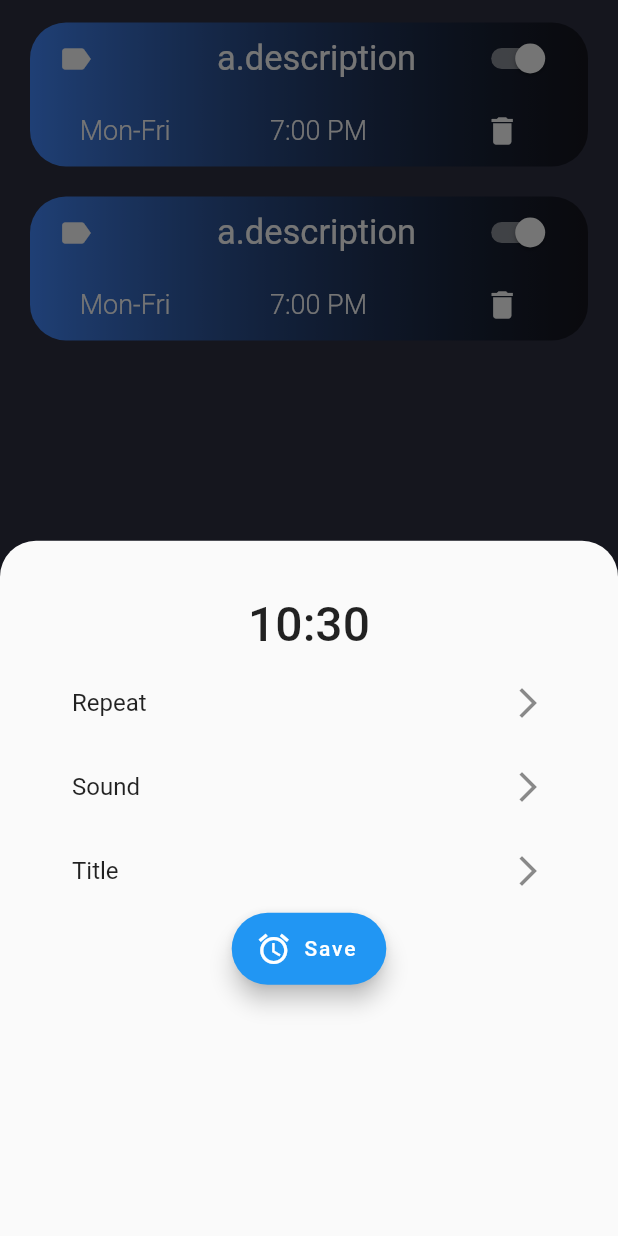
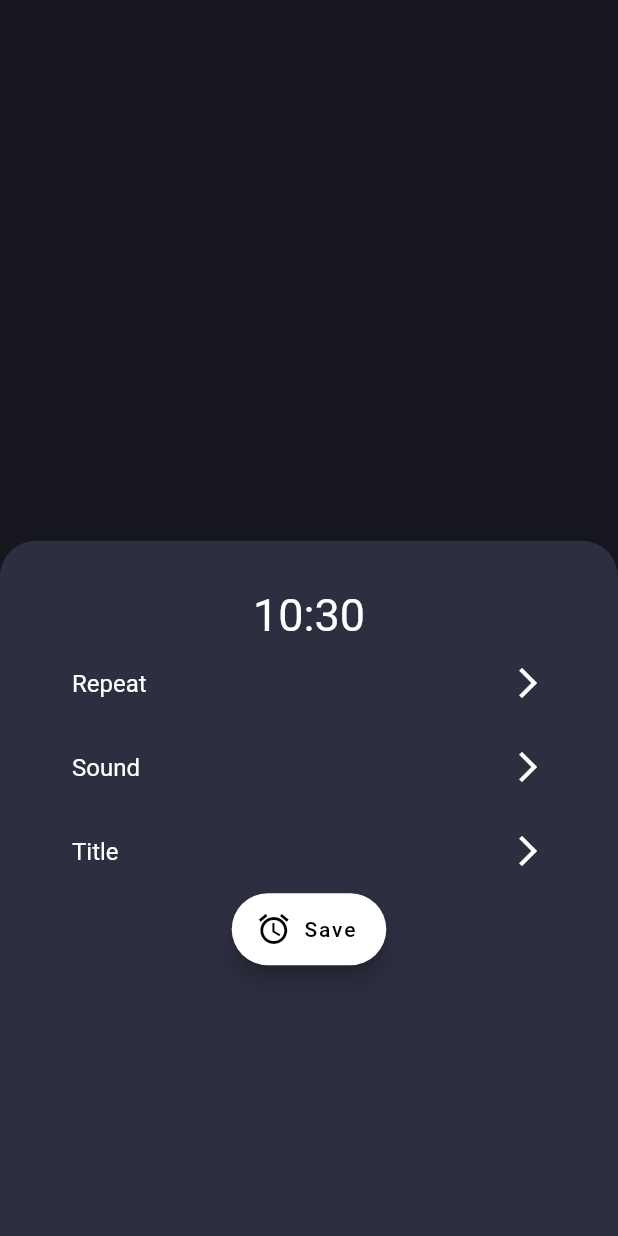
Before and after one commit to SasikaAththanayaka/flutter_alarm_app, a Flutter app: the AlarmScreen screen opened directly, after a tap on the "add" icon, on a phone screen of 412 x 824 dp. Run offline on Flutter 3.47's test engine with Material 2 defaults, Android fonts, the phone set to English and light mode, and no system bars; our stand-ins replace flutter_local_notifications, sqflite; accounts and stored records are empty.

Commit message:
alarm shedule part was done

```diff
--- a/lib/main.dart
+++ b/lib/main.dart
@@ -1,9 +1,13 @@
+import 'package:alarm_app/model/alarm_helper.dart';
+import 'package:alarm_app/model/alarm_info.dart';
 import 'package:alarm_app/screens/home_screen.dart';
 import 'package:flutter/material.dart';
 import 'package:flutter_local_notifications/flutter_local_notifications.dart';
 
 FlutterLocalNotificationsPlugin flutterLocalNotificationsPlugin;
-void main() {
+void main() async {
+  WidgetsFlutterBinding.ensureInitialized();
+
   runApp(MyApp());
 }
 
--- a/lib/model/alarm_helper.dart
+++ b/lib/model/alarm_helper.dart
@@ -1,56 +1,61 @@
 import 'package:alarm_app/model/alarm_info.dart';
 import 'package:sqflite/sqflite.dart';
-
-final String tableName = 'alarm';
-final String columnId = 'id';
-final String columnTitle = 'title';
-final String columnDateTime = 'alarmDateTime';
-final String columnPending = 'isPending';
+import 'package:path/path.dart';
 
 class AlarmHelper {
-  static Database _database;
-  static AlarmHelper _alarmHelper;
-
-  AlarmHelper._createInstance();
-  factory AlarmHelper() {
-    if (_alarmHelper == null) {
-      _alarmHelper = AlarmHelper._createInstance();
-    }
-    return _alarmHelper;
-  }
+  Database _database;
 
   Future<Database> get database async {
-    if (_database == null) {
-      _database = await initializeDataBase();
-    }
+    var dbpath = await getDatabasesPath();
+    const dbName = "alarm.db";
+    final path = join(dbpath, dbName);
+    _database = await openDatabase(path, version: 1, onCreate: _createDB);
+
     return _database;
   }
 
-  Future<Database> initializeDataBase() async {
-    var dir = await getDatabasesPath();
-    var path = dir + "alarm.db";
-
-    var database = await openDatabase(
-      path,
-      version: 1,
-      onCreate: (db, version) {
-        db.execute('''
-          create table $tableName (
-          $columnId integer primary key autoincrement,
-          $columnDateTime text not null,
-          $columnTitle text not null,
-          $columnPending integer)
-        ''');
-      },
-    );
-
-    return database;
+  Future<void> _createDB(Database db, int version) async {
+    await db.execute('''
+      CREATE TABLE alarm(
+        id INTEGER PRIMARY KEY AUTOINCREMENT,
+        title TEXT,
+        alarmDateTime Text,
+        ispending INTEGER
+      )
+    ''');
   }
 
-  void insertAlarm(AlarmInfo alarmInfo) async {
-    var db = await this.database;
-    var result = await db.insert('alarm', alarmInfo.toMap());
-    //print("result :$result");
-    print(result);
+  Future<void> insertTodo(AlarmInfo alarmInfo) async {
+    final db = await database;
+    await db.insert(
+      'alarm',
+      alarmInfo.toMap(),
+      conflictAlgorithm: ConflictAlgorithm.replace,
+    );
+  }
+
+  Future<void> deleteTodo(int id) async {
+    final db = await database;
+    await db.delete(
+      'alarm',
+      where: 'id == ?',
+      whereArgs: [id],
+    );
+  }
+
+  Future<List<AlarmInfo>> getTodo() async {
+    final db = await database;
+    List<Map<String, dynamic>> items = await db.query(
+      'alarm',
+      orderBy: 'id DESC',
+    );
+    return List.generate(
+        items.length,
+        (index) => AlarmInfo(
+              id: items[index]['id'],
+              title: items[index]['title'],
+              alarmDateTime: DateTime.parse(items[index]['alarmDateTime']),
+              isPending: items[index]['isPending'] == 1 ? true : false,
+            ));
   }
 }
--- a/lib/model/alarm_info.dart
+++ b/lib/model/alarm_info.dart
@@ -1,6 +1,6 @@
 class AlarmInfo {
   int id;
-  String title;
+  final String title;
   DateTime alarmDateTime;
   bool isPending;
 
@@ -11,16 +11,20 @@ class AlarmInfo {
     this.isPending,
   });
 
-  factory AlarmInfo.fromMap(Map<String, dynamic> json) => AlarmInfo(
+  /*factory AlarmInfo.fromMap(Map<String, dynamic> json) => AlarmInfo(
         id: json["id"],
         title: json["title"],
         alarmDateTime: DateTime.parse(json["alarmDateTime"]),
         isPending: json["isPending"],
-      );
+      );*/
   Map<String, dynamic> toMap() => {
         "id": id,
         "title": title,
         "alarmDateTime": alarmDateTime.toIso8601String(),
-        "isPending": isPending,
+        "isPending": isPending ? 1 : 0,
       };
+  @override
+  String toString() {
+    return 'AlarmInfo(id:$id,title:$title,creationDate:$alarmDateTime,isChecked:$isPending)';
+  }
 }
--- a/lib/screens/alarmScreen.dart
+++ b/lib/screens/alarmScreen.dart
@@ -1,5 +1,6 @@
 import 'package:alarm_app/model/alarm_helper.dart';
 import 'package:alarm_app/model/alarm_info.dart';
+import 'package:alarm_app/widgets/alarm_card.dart';
 import 'package:flutter/material.dart';
 import 'package:flutter_local_notifications/flutter_local_notifications.dart';
 import 'package:intl/intl.dart';
@@ -8,30 +9,28 @@ import '../main.dart';
 
 class AlarmScreen extends StatefulWidget {
   @override
-  _AlarmScreenState createState() => _AlarmScreenState();
+  State<AlarmScreen> createState() => _AlarmScreenState();
 }
 
 class _AlarmScreenState extends State<AlarmScreen> {
-  DateTime _alarmTime;
+  DateTime _alarmTime; /*= DateTime(2022, 1, 27, 20, 20);*/
   String _alarmTimeString;
-  AlarmHelper _alarmHelper = AlarmHelper();
-  //Future<List<AlarmInfo>> _alarms;
+  var db;
 
   @override
   void initState() {
     _alarmTime = DateTime.now();
-    _alarmHelper.initializeDataBase().then((value) {
-      print('------database intialized');
-    });
+    db = AlarmHelper();
+    loadAlarms();
     super.initState();
   }
-/*
+
   void loadAlarms() {
-    _alarms = _alarmHelper.getAlarms();
+    db.getTodo();
     if (mounted) setState(() {});
-  }*/
+  }
 
-  Future showNotification() async {
+  Future showNotification(DateTime time) async {
     var androidDetails = new AndroidNotificationDetails(
       "Channel ID",
       "Alarm App",
@@ -49,13 +48,31 @@ class _AlarmScreenState extends State<AlarmScreen> {
       "Time is to office",
       generalNotificationDetails,
     );*/
-    var scheduledTime = DateTime.now().add(Duration(
+    /* var scheduledTime = DateTime.now().add(Duration(
       hours: 0,
       minutes: 0,
       seconds: 1,
-    ));
-    flutterLocalNotificationsPlugin.schedule(1, "OFFICE", "Time to office",
-        scheduledTime, generalNotificationDetails);
+    ));*/
+    flutterLocalNotificationsPlugin.schedule(
+        1, "OFFICE", "Time to office", time, generalNotificationDetails);
+  }
+
+  void onSaveAlarm() {
+    DateTime scheduleAlarmDateTime;
+    if (_alarmTime.isAfter(DateTime.now()))
+      scheduleAlarmDateTime = _alarmTime;
+    else
+      scheduleAlarmDateTime = _alarmTime.add(Duration(days: 1));
+
+    var alarmInfo = AlarmInfo(
+      title: 'alarm2',
+      alarmDateTime: scheduleAlarmDateTime,
+      isPending: true,
+    );
+    db.insertTodo(alarmInfo);
+    showNotification(scheduleAlarmDateTime);
+    //Navigator.pop(context);
+    loadAlarms();
   }
 
   @override
@@ -63,96 +80,44 @@ class _AlarmScreenState extends State<AlarmScreen> {
     return Scaffold(
       floatingActionButtonLocation: FloatingActionButtonLocation.centerFloat,
       backgroundColor: Color(0xFF2D2F41),
-      body: ListView.builder(
-          itemCount: 2,
-          itemBuilder: (BuildContext context, int index) {
-            //final AlarmInfo a = alarm[index];
-            return Container(
-              margin: const EdgeInsets.only(
-                bottom: 5.0,
-                left: 20.0,
-                right: 20.0,
-                top: 15.0,
-              ),
-              //padding: const EdgeInsets.symmetric(horizontal: 16, vertical: 8),
-              decoration: BoxDecoration(
-                gradient: LinearGradient(
-                  colors: [Colors.blueAccent, Colors.black54],
-                  begin: Alignment.centerLeft,
-                  end: Alignment.centerRight,
-                ),
-                borderRadius: BorderRadius.all(
-                  Radius.circular(
-                    24.0,
+      body: Container(
+        child: FutureBuilder(
+          future: db.getTodo(),
+          initialData: const [],
+          builder: (BuildContext context, AsyncSnapshot<List> snapshot) {
+            var data = snapshot.data;
+            var dataLength = data.length;
+            return dataLength == 0
+                ? const Center(
+                    child: Text("No data found"),
+                  )
+                : ListView.builder(
+                    itemCount: dataLength,
+                    itemBuilder: (context, index) {
+                      if (data[index].alarmDateTime == DateTime.now()) {
+                        showNotification(data[index].alarmDateTime);
+                      }
+                      return AlarmCard(
+                        id: data[index].id,
+                        title: data[index].title,
+                        alarmDateTime: data[index].alarmDateTime,
+                        isPending: data[index].isPending,
+                        // insertFunction: () {},
+                        //deleteFunction: deleteFunction,
+                      );
+                    });
+          },
         ),
       ),
-              ),
-              child: Column(
-                crossAxisAlignment: CrossAxisAlignment.start,
-                children: <Widget>[
-                  Row(
-                    mainAxisAlignment: MainAxisAlignment.spaceAround,
-                    children: <Widget>[
-                      Icon(
-                        Icons.label,
-                        color: Colors.white,
-                        size: 24.0,
-                      ),
-                      SizedBox(
-                        width: 8.0,
-                      ),
-                      Text(
-                        "a.description",
-                        style: TextStyle(
-                            color: Colors.white,
-                            fontSize: 23.0,
-                            fontWeight: FontWeight.w400),
-                      ),
-                      Switch(
-                        value: true,
-                        activeColor: Colors.white,
-                        onChanged: (bool value) {},
-                      ),
-                    ],
-                  ),
-                  Row(
-                    mainAxisAlignment: MainAxisAlignment.spaceAround,
-                    children: <Widget>[
-                      Text(
-                        "Mon-Fri",
-                        style: TextStyle(
-                          color: Colors.white,
-                          fontSize: 18.0,
-                          fontWeight: FontWeight.w300,
-                        ),
-                      ),
-                      Text(
-                        "7:00 PM",
-                        style: TextStyle(
-                            color: Colors.white,
-                            fontSize: 18.0,
-                            fontWeight: FontWeight.w300),
-                      ),
-                      IconButton(
-                          icon: Icon(Icons.delete),
-                          color: Colors.white,
-                          onPressed: () {}),
-                    ],
-                  ),
-                ],
-              ),
-            );
-          }),
       floatingActionButton: FloatingActionButton(
-        focusElevation: 1.0,
-        autofocus: false,
-        backgroundColor: Colors.white54,
+        child: Icon(Icons.add),
         onPressed: () {
-          //showNotification();
-          _alarmTimeString = DateFormat('HH:mm').format(DateTime.now());
+          //onSaveAlarm();
+
           showModalBottomSheet(
             useRootNavigator: true,
             context: context,
+            backgroundColor: Color(0xFF2D2F41),
             clipBehavior: Clip.antiAlias,
             shape: RoundedRectangleBorder(
               borderRadius: BorderRadius.vertical(
@@ -160,68 +125,75 @@ class _AlarmScreenState extends State<AlarmScreen> {
               ),
             ),
             builder: (context) {
-              return StatefulBuilder(
-                builder: (context, setModalState) {
               return Container(
                 padding: const EdgeInsets.all(32),
+                //color: Colors.white,
                 child: Column(
-                      children: [
-                        FlatButton(
-                          onPressed: () async {
+                  children: <Widget>[
+                    GestureDetector(
+                      onTap: () async {
                         var selectedTime = await showTimePicker(
                           context: context,
                           initialTime: TimeOfDay.now(),
                         );
-                            if (selectedTime != null) {
+                        setState(() {
                           final now = DateTime.now();
-                              var selectedDateTime = DateTime(
-                                  now.year,
-                                  now.month,
-                                  now.day,
-                                  selectedTime.hour,
-                                  selectedTime.minute);
+                          var selectedDateTime = DateTime(now.year, now.month,
+                              now.day, selectedTime.hour, selectedTime.minute);
                           _alarmTime = selectedDateTime;
-                              setModalState(() {
-                                _alarmTimeString = selectedTime.toString();
                         });
-                            }
                       },
+                      child: Container(
+                        //color: Colors.white,
+                        /*margin: EdgeInsets.only(
+                          left: 5.0,
+                          right: 5.0,
+                        ),*/
+                        width: MediaQuery.of(context).size.width * 0.9,
+                        child: Center(
                           child: Text(
-                            _alarmTimeString,
-                            style: TextStyle(fontSize: 32),
+                            DateFormat('HH:mm')
+                                .format(DateTime.now())
+                                .toString(),
+                            style: TextStyle(
+                              color: Colors.white,
+                              fontSize: 30.0,
+                            ),
+                          ),
+                        ),
                       ),
                     ),
                     ListTile(
+                      iconColor: Colors.white,
+                      textColor: Colors.white,
                       title: Text('Repeat'),
                       trailing: Icon(Icons.arrow_forward_ios),
                     ),
                     ListTile(
+                      iconColor: Colors.white,
+                      textColor: Colors.white,
                       title: Text('Sound'),
                       trailing: Icon(Icons.arrow_forward_ios),
                     ),
                     ListTile(
+                      iconColor: Colors.white,
+                      textColor: Colors.white,
                       title: Text('Title'),
                       trailing: Icon(Icons.arrow_forward_ios),
                     ),
                     FloatingActionButton.extended(
-                          onPressed: () async {
-                            DateTime scheduleAlarmDateTime;
-                            if (_alarmTime.isAfter(DateTime.now()))
-                              scheduleAlarmDateTime = _alarmTime;
-                            else
-                              scheduleAlarmDateTime =
-                                  _alarmTime.add(Duration(days: 1));
-
-                            var alarmInfo = AlarmInfo(
-                              alarmDateTime: scheduleAlarmDateTime,
-                              title: 'alarm',
-                            );
-                            _alarmHelper.insertAlarm(alarmInfo);
-                            // scheduleAlarm(
-                            //     scheduleAlarmDateTime);
-                          },
-                          icon: Icon(Icons.alarm),
-                          label: Text('Save'),
+                      backgroundColor: Colors.white,
+                      onPressed: onSaveAlarm,
+                      icon: Icon(
+                        Icons.alarm,
+                        color: Colors.black,
+                      ),
+                      label: Text(
+                        'Save',
+                        style: TextStyle(
+                          color: Colors.black,
+                        ),
+                      ),
                     ),
                   ],
                 ),
@@ -229,14 +201,6 @@ class _AlarmScreenState extends State<AlarmScreen> {
             },
           );
         },
-          );
-          // scheduleAlarm();
-        },
-        child: Icon(
-          Icons.add,
-          color: Colors.black,
-          size: 32.0,
-        ),
       ),
     );
   }
--- a/lib/screens/home_screen.dart
+++ b/lib/screens/home_screen.dart
@@ -2,6 +2,7 @@ import 'dart:async';
 
 import 'package:alarm_app/main.dart';
 import 'package:alarm_app/screens/alarmScreen.dart';
+
 import 'package:flutter/material.dart';
 import 'package:flutter_local_notifications/flutter_local_notifications.dart';
 
@@ -15,11 +16,10 @@ class HomeScreen extends StatefulWidget {
 class _HomeScreenState extends State<HomeScreen> {
   @override
   void initState() {
-    Timer.periodic(Duration(microseconds: 1), (timer) {
+    Timer.periodic(Duration(seconds: 1), (timer) {
       setState(() {});
     });
     super.initState();
-
     var androidInitialize = new AndroidInitializationSettings('clock_icon');
     var iosInitialize = new IOSInitializationSettings();
     var initializationSettings = new InitializationSettings(
```
Also changed, not shown: lib/widgets/alarm_card.dart (added, +90 -0 lines), lib/widgets/user_input.dart (added, +13 -0 lines). Lines whose indentation alone changed are shown as unchanged.
